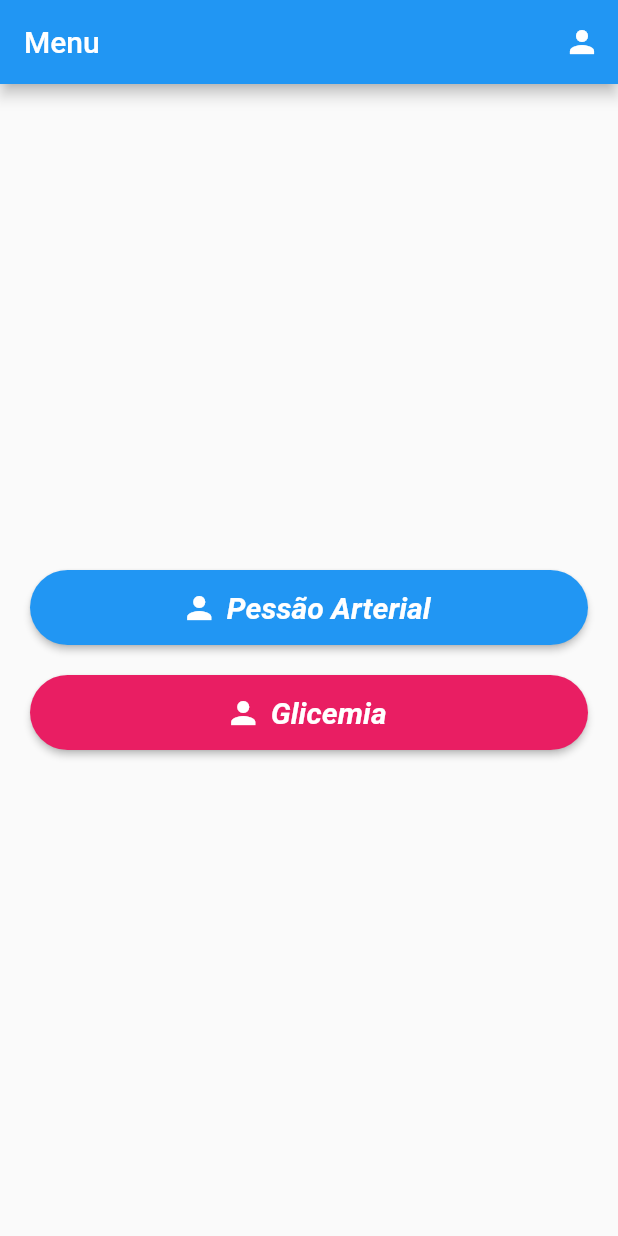
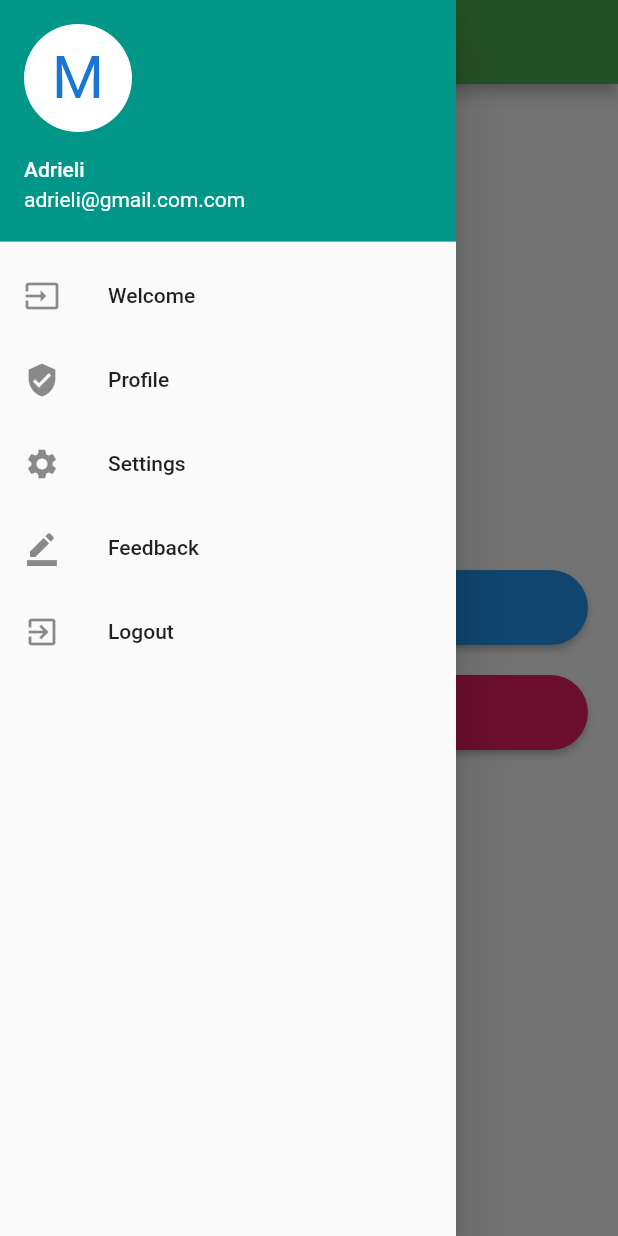
Before and after one commit to costarafa/tech_saude, a Flutter app: the screen it shows after launch, with the side drawer open (before the commit the screen has no drawer), on a phone screen of 412 x 824 dp. Run offline on Flutter 3.47's test engine with Material 2 defaults, Android fonts, the phone set to English and light mode, and no system bars; our stand-ins replace get_it, sqflite; accounts and stored records are empty.

Commit message:
Criando o componente menu lateral

```diff
--- /dev/null
+++ b/lib/app/view/componentes/menuLateral.dart
@@ -0,0 +1,51 @@
+import 'package:flutter/material.dart';
+
+class MenuLateral extends StatelessWidget {
+  @override
+  Widget build(BuildContext context) {
+    return Drawer(
+      child: ListView(
+        padding: EdgeInsets.zero,
+        children: <Widget>[
+          UserAccountsDrawerHeader(
+           accountName: Text("Adrieli"),
+           accountEmail: Text("adrieli@gmail.com.com"),
+           currentAccountPicture: CircleAvatar(
+             backgroundColor:
+             Theme.of(context).platform == TargetPlatform.iOS
+                   ? Colors.green: Colors.white,
+               child: Text("M", style:
+                    TextStyle(fontSize: 40.0),
+                  ),
+                ),
+              ),
+          ListTile(
+            leading: Icon(Icons.input),
+            title: Text('Welcome'),
+            onTap: () => {},
+          ),
+          ListTile(
+            leading: Icon(Icons.verified_user),
+            title: Text('Profile'),
+            onTap: () => {Navigator.of(context).pop()},
+          ),
+          ListTile(
+            leading: Icon(Icons.settings),
+            title: Text('Settings'),
+            onTap: () => {Navigator.of(context).pop()},
+          ),
+          ListTile(
+            leading: Icon(Icons.border_color),
+            title: Text('Feedback'),
+            onTap: () => {Navigator.of(context).pop()},
+          ),
+          ListTile(
+            leading: Icon(Icons.exit_to_app),
+            title: Text('Logout'),
+            onTap: () => {Navigator.pop(context)},
+          ),
+        ],
+      ),
+    );
+  }
+}
--- a/lib/app/view/menu_principal.dart
+++ b/lib/app/view/menu_principal.dart
@@ -1,6 +1,6 @@
 import 'package:flutter/material.dart';
 import 'package:saude_tech/app/view/componentes/botao.dart';
-
+import 'package:saude_tech/app/view/componentes/menuLateral.dart';
 
 class MenuPrincipal extends StatefulWidget {
   const MenuPrincipal({Key key}) : super(key: key);
@@ -13,15 +13,15 @@ class _MenuDoisState extends State<MenuPrincipal> {
   @override
   Widget build(BuildContext context) {
     return Scaffold(
-      appBar: AppBar(
-        backgroundColor: Colors.blue,
-          title: const Text('Menu'),
-          actions: [
-            IconButton(
-                icon: const Icon(Icons.person),
-                onPressed: () =>
-                    Navigator.pushNamed(context, '/addUsuario'))
-          ],
+        appBar: AppBar(
+          title: Text("Tech Saúde"),
+          backgroundColor: Colors.green,
+          leading: GestureDetector(
+            onTap: () {Navigator.pushNamed(context, '/menuLateral');},
+            child: Icon(
+              Icons.menu,
+            ),
+          ),
         ),
         body: Padding(
             padding: const EdgeInsets.all(20),
@@ -31,7 +31,9 @@ class _MenuDoisState extends State<MenuPrincipal> {
                 children: [
                   Botao(
                     descricao: 'Pessão Arterial',
-                    function: () {Navigator.pushNamed(context, '/');},
+                    function: () {
+                      Navigator.pushNamed(context, '/');
+                    },
                     color: Colors.blue,
                   ),
                   SizedBox(
@@ -39,11 +41,14 @@ class _MenuDoisState extends State<MenuPrincipal> {
                   ),
                   Botao(
                     descricao: 'Glicemia',
-                    function: () {Navigator.pushNamed(context, '/');},
+                    function: () {
+                      Navigator.pushNamed(context, '/');
+                    },
                     color: Colors.pink,
                   ),
                 ],
               ),
-            )));
+            )),
+            drawer: MenuLateral());
   }
 }
--- a/lib/main.dart
+++ b/lib/main.dart
@@ -1,4 +1,5 @@
 import 'package:flutter/material.dart';
+import 'package:saude_tech/app/view/componentes/menuLateral.dart';
 import 'package:saude_tech/app/view/menu_principal.dart';
 
 void main() {
@@ -17,6 +18,7 @@ class MyApp extends StatelessWidget {
       ),
       routes: {
         '/': (context) => const MenuPrincipal(),
+        '/menuLateral': (context) => MenuLateral(),
         // '/addUsuario': (context) => const AdicionarUsuario()
       },
     );
```
